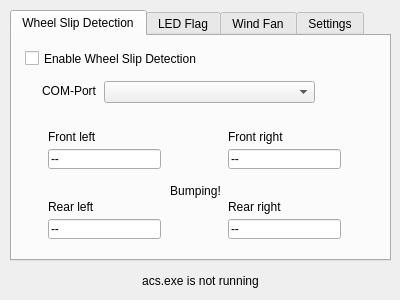
First picture: the form in mainwindow.ui, repository Lumlumski/PedalVibration, before the edit.
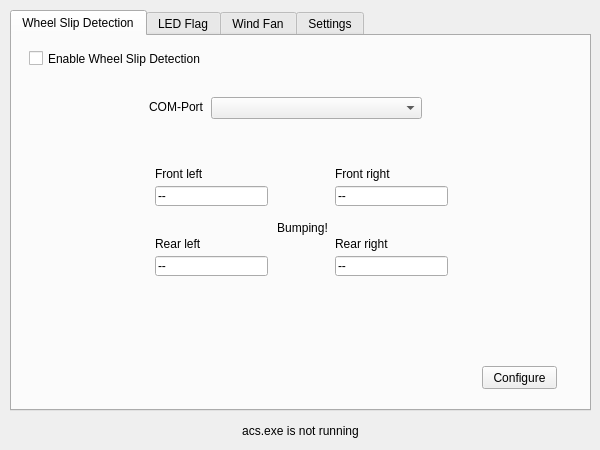
Second picture: the form after the edit. The open tabs and pages were chosen to show the change.

Diff of the .ui file:
```diff
--- a/mainwindow.ui
+++ b/mainwindow.ui
@@ -6,8 +6,8 @@
    <rect>
     <x>0</x>
     <y>0</y>
-    <width>400</width>
-    <height>300</height>
+    <width>600</width>
+    <height>450</height>
    </rect>
   </property>
   <property name="minimumSize">
@@ -25,8 +25,8 @@
      <rect>
       <x>10</x>
       <y>10</y>
-      <width>381</width>
-      <height>251</height>
+      <width>581</width>
+      <height>401</height>
      </rect>
     </property>
     <property name="currentIndex">
@@ -39,8 +39,8 @@
      <widget class="QLabel" name="label_2">
       <property name="geometry">
        <rect>
-        <x>36</x>
-        <y>93</y>
+        <x>143</x>
+        <y>130</y>
         <width>111</width>
         <height>16</height>
        </rect>
@@ -52,8 +52,8 @@
      <widget class="QLineEdit" name="frontLeftLineEdit">
       <property name="geometry">
        <rect>
-        <x>36</x>
-        <y>113</y>
+        <x>143</x>
+        <y>150</y>
         <width>113</width>
         <height>20</height>
        </rect>
@@ -71,8 +71,8 @@
      <widget class="QLabel" name="label_3">
       <property name="geometry">
        <rect>
-        <x>216</x>
-        <y>93</y>
+        <x>323</x>
+        <y>130</y>
         <width>111</width>
         <height>16</height>
        </rect>
@@ -84,8 +84,8 @@
      <widget class="QLineEdit" name="frontRightLineEdit">
       <property name="geometry">
        <rect>
-        <x>216</x>
-        <y>113</y>
+        <x>323</x>
+        <y>150</y>
         <width>113</width>
         <height>20</height>
        </rect>
@@ -103,8 +103,8 @@
      <widget class="QLabel" name="label_4">
       <property name="geometry">
        <rect>
-        <x>216</x>
-        <y>163</y>
+        <x>323</x>
+        <y>200</y>
         <width>111</width>
         <height>16</height>
        </rect>
@@ -116,8 +116,8 @@
      <widget class="QLabel" name="label_5">
       <property name="geometry">
        <rect>
-        <x>36</x>
-        <y>163</y>
+        <x>143</x>
+        <y>200</y>
         <width>111</width>
         <height>16</height>
        </rect>
@@ -129,8 +129,8 @@
      <widget class="QLineEdit" name="rearRightLineEdit">
       <property name="geometry">
        <rect>
-        <x>216</x>
-        <y>183</y>
+        <x>323</x>
+        <y>220</y>
         <width>113</width>
         <height>20</height>
        </rect>
@@ -148,8 +148,8 @@
      <widget class="QLineEdit" name="rearLeftLineEdit">
       <property name="geometry">
        <rect>
-        <x>36</x>
-        <y>183</y>
+        <x>143</x>
+        <y>220</y>
         <width>113</width>
         <height>20</height>
        </rect>
@@ -167,8 +167,8 @@
      <widget class="QComboBox" name="wheelSlipPortComboBox">
       <property name="geometry">
        <rect>
-        <x>92</x>
-        <y>45</y>
+        <x>199</x>
+        <y>61</y>
         <width>211</width>
         <height>22</height>
        </rect>
@@ -177,8 +177,8 @@
      <widget class="QLabel" name="wheelSlipPortLabel">
       <property name="geometry">
        <rect>
-        <x>23</x>
-        <y>45</y>
+        <x>130</x>
+        <y>61</y>
         <width>61</width>
         <height>20</height>
        </rect>
@@ -193,8 +193,8 @@
      <widget class="QLabel" name="bumpingLabel">
       <property name="geometry">
        <rect>
-        <x>143</x>
-        <y>145</y>
+        <x>250</x>
+        <y>182</y>
         <width>81</width>
         <height>20</height>
        </rect>
@@ -209,7 +209,7 @@
      <widget class="QCheckBox" name="enableWheelSlipCheckBox">
       <property name="geometry">
        <rect>
-        <x>13</x>
+        <x>17</x>
         <y>14</y>
         <width>351</width>
         <height>17</height>
@@ -219,6 +219,19 @@
        <string>Enable Wheel Slip Detection</string>
       </property>
      </widget>
+     <widget class="QPushButton" name="pushButton">
+      <property name="geometry">
+       <rect>
+        <x>470</x>
+        <y>330</y>
+        <width>75</width>
+        <height>23</height>
+       </rect>
+      </property>
+      <property name="text">
+       <string>Configure</string>
+      </property>
+     </widget>
     </widget>
     <widget class="QWidget" name="tab_ledFlag">
      <attribute name="title">
@@ -433,9 +446,9 @@
    <widget class="QLabel" name="statusLabel">
     <property name="geometry">
      <rect>
-      <x>20</x>
-      <y>270</y>
-      <width>361</width>
+      <x>10</x>
+      <y>420</y>
+      <width>581</width>
       <height>21</height>
      </rect>
     </property>
```
Left out of the diff: 47 changed lines with no effect on the pictures.
